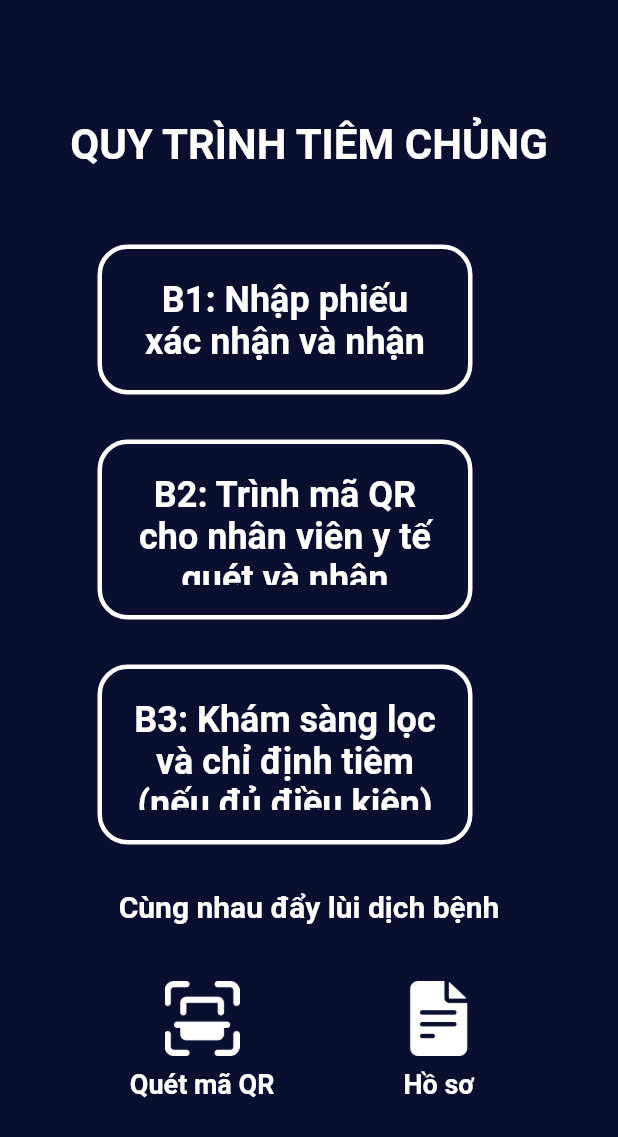
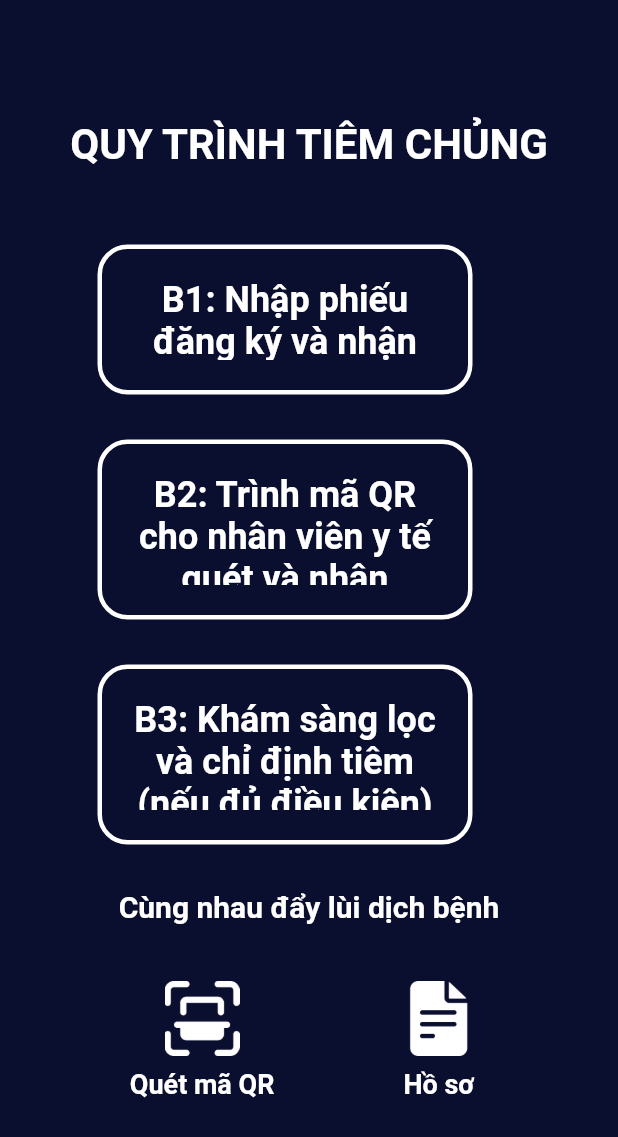
Before and after one commit to hieu987020/GoogleDevFest, a Flutter app: the DoctorHome screen opened directly, on a phone screen of 412 x 824 dp. Shown: the top 1137 px of the screen. Run offline on Flutter 3.47's test engine with Material 2 defaults, Android fonts, the phone set to English and light mode, and no system bars; our stand-ins replace cloud_firestore, equatable, firebase_core, flutter_bloc, qr_flutter; missing offline and left inert: qr_code_scanner; accounts and stored records are empty; project files that could hold a hidden picture were left out.

Commit message:
[Hieu] Update UI,UX]

```diff
--- a/lib/presentation/doctor/doctor_home.dart
+++ b/lib/presentation/doctor/doctor_home.dart
@@ -53,7 +53,7 @@ class DoctorHome extends StatelessWidget {
                       top: 50,
                       left: 55,
                       child: UserGuide(
-                          text: "B1: Nhập phiếu xác nhận và nhận QR code",
+                          text: "B1: Nhập phiếu đăng ký và nhận QR code",
                           width: 250,
                           height: 100),
                     ),
--- a/lib/presentation/patient/patient_home.dart
+++ b/lib/presentation/patient/patient_home.dart
@@ -48,7 +48,7 @@ class PatientHome extends StatelessWidget {
                     top: 50,
                     left: 55,
                     child: UserGuide(
-                        text: "B1: Nhập phiếu xác nhận và nhận QR code",
+                        text: "B1: Nhập phiếu đăng ký và nhận QR code",
                         width: 250,
                         height: 100),
                   ),
```
